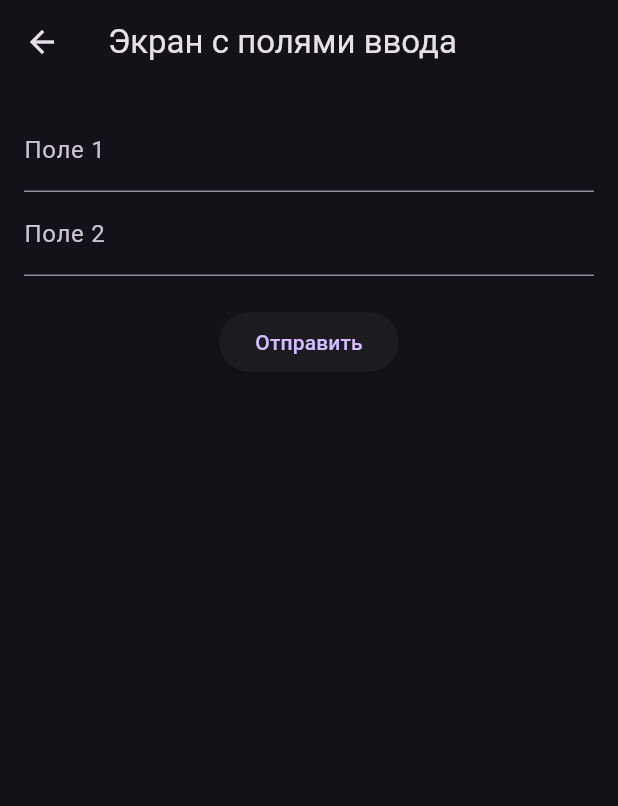
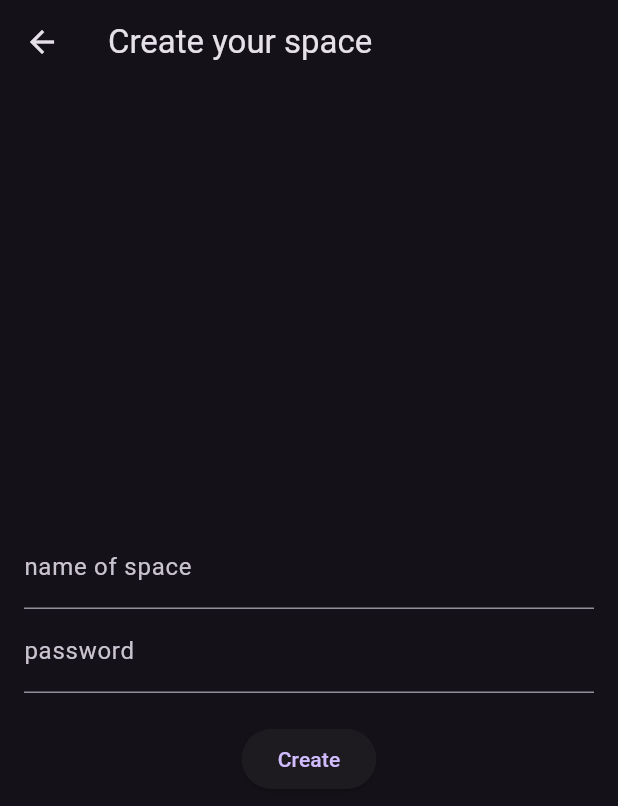
Before and after one commit to arsepav/MyFavoriteSpace, a Flutter app: the CreatingGroupScreen screen opened directly, on a phone screen of 412 x 824 dp. Shown: the top 806 px of the screen. Run offline on Flutter 3.47's test engine with Material 3 defaults, Android fonts, the phone set to English and light mode, and no system bars; our stand-ins replace cloud_firestore, firebase_core, firebase_storage, image_picker, permission_handler, shared_preferences; accounts and stored records are empty.

```diff
--- a/lib/creating_screen.dart
+++ b/lib/creating_screen.dart
@@ -35,9 +35,7 @@ class _CreatingGroupScreenState extends State<CreatingGroupScreen> {
   bool groupAlreadyExists = false;
 
   Future<void> someFunction(String name, String password) async {
-    print("before1");
     String group = await createGroupCheck(name, password);
-    print("after1");
     setState(() {
       isLoading = false;
     });
@@ -58,26 +56,28 @@ class _CreatingGroupScreenState extends State<CreatingGroupScreen> {
   Widget build(BuildContext context) {
     return Scaffold(
       appBar: AppBar(
-        title: const Text('Экран с полями ввода'),
+        title: const Text('Create your space'),
       ),
       body: Padding(
         padding: const EdgeInsets.all(16.0),
+        child: Center(
           child: Column(
+            mainAxisSize: MainAxisSize.min,
             children: [
               TextField(
                 controller: inputController1,
-              decoration: const InputDecoration(labelText: 'Поле 1'),
+                decoration: const InputDecoration(labelText: 'name of space'),
               ),
               TextField(
                 controller: inputController2,
-              decoration: const InputDecoration(labelText: 'Поле 2'),
+                decoration: const InputDecoration(labelText: 'password'),
               ),
               const SizedBox(height: 20),
               isLoading
                   ? const CircularProgressIndicator()
                   : Column(
                     children: [
-                    groupAlreadyExists ? const Text("Group already exists") : Container(),
+                      groupAlreadyExists ? const Text("Space already exists") : Container(),
                       ElevatedButton(
                 onPressed: () {
                       setState(() {
@@ -85,13 +85,14 @@ class _CreatingGroupScreenState extends State<CreatingGroupScreen> {
                       });
                       someFunction(inputController1.text, inputController2.text);
                 },
-              child: const Text('Отправить'),
+                child: const Text('Create'),
               ),
                     ],
                   ),
             ],
           ),
         ),
+      ),
     );
   }
 }
```
Also changed, not shown: lib/drag_and_drop.dart (+5 -2 lines), lib/picture_drop_stack.dart (+6 -3 lines), lib/space_viewer.dart (+0 -18 lines), 1 other file. Lines whose indentation alone changed are shown as unchanged.
